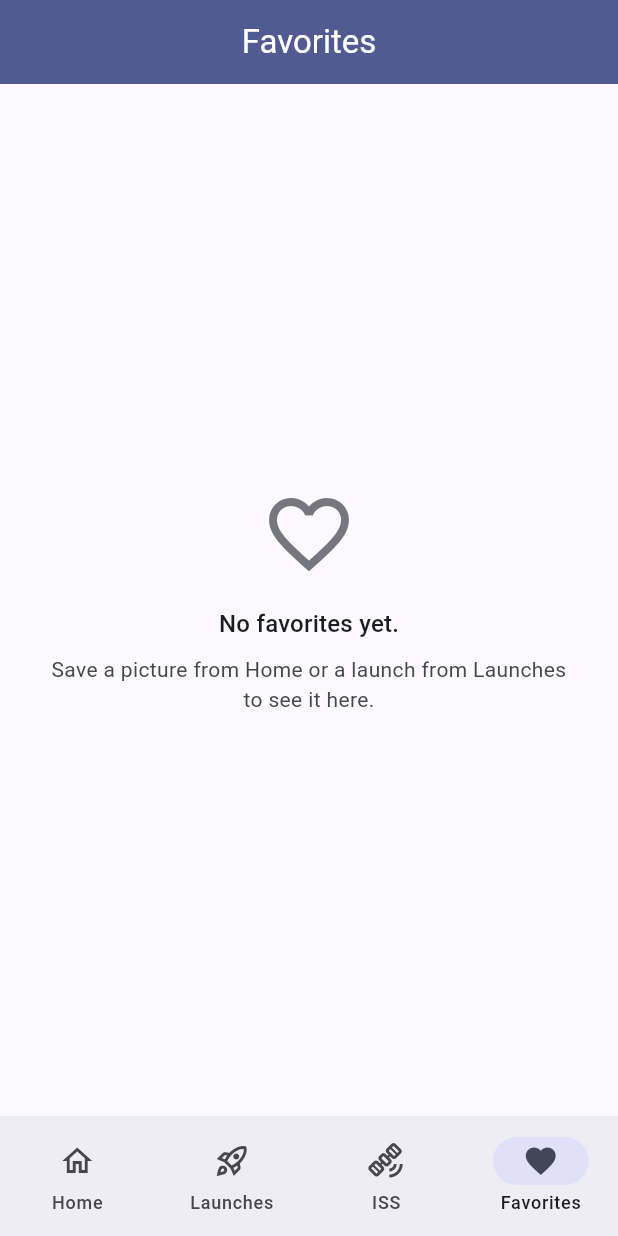
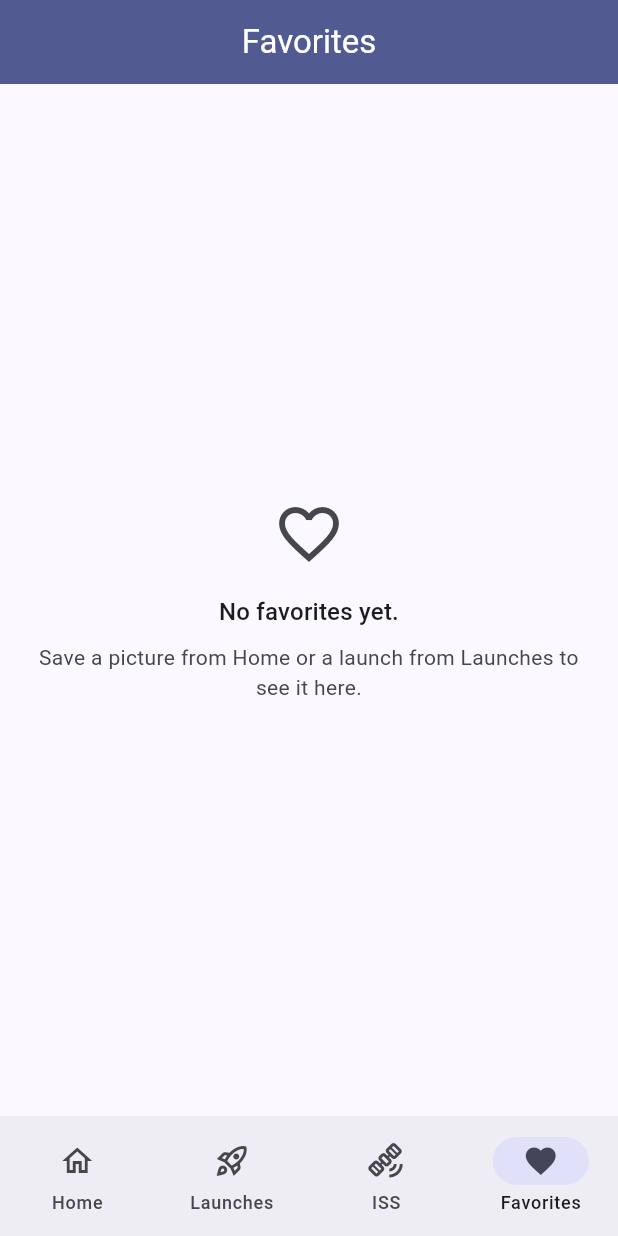
Before and after one commit to KabbalahTreeofLife/Centralian_Skywatch, a Flutter app: the screen it shows after launch, item 4 of the bottom bar chosen, on a phone screen of 412 x 824 dp. Run offline on Flutter 3.47's test engine with Material 3 defaults, Android fonts, the phone set to English and light mode, and no system bars; our stand-ins replace cached_network_image, flutter_dotenv, flutter_map, latlong2, shared_preferences; network calls fail.

Commit message:
refactor: share the loading, error and empty state widgets
The three shared state widgets already existed and were used on the
Launches and ISS screens, but Home and Favorites still carried their own
copies. This removes those copies so every screen renders the same
loading, error and empty states.

ErrorRetryView gains an optional title. Home distinguishes "You are
offline" from a generic failure, and that distinction is a requirement,
so it could not simply be dropped when adopting the shared widget. The
title renders above the message in titleMedium, matching the layout Home
had before.

Home's _LoadingState and _ErrorState and Favorites' _EmptyState are
deleted. Favorites keeps its SizedBox.shrink() while loading: it reads
local storage and exposes isLoaded rather than a LoadStatus, so a spinner
would only flash.

A new test reads the screen sources and asserts each widget is used on at
least two screens and that no screen re-declares a private state class.
That pins the requirement itself rather than trusting it to stay true.

```diff
--- a/lib/screens/favorites_screen.dart
+++ b/lib/screens/favorites_screen.dart
@@ -3,6 +3,7 @@ import 'package:provider/provider.dart';
 
 import '../models/favorite_item.dart';
 import '../providers/favorites_provider.dart';
+import '../widgets/load_state_views.dart';
 
 /// Favorites tab: saved APOD entries and launches with personal notes.
 ///
@@ -25,7 +26,15 @@ class FavoritesScreen extends StatelessWidget {
     // Favorites are read from local storage at startup, so this is only
     // visible for the first frame or two. A spinner would just flash.
     if (!provider.isLoaded) return const SizedBox.shrink();
-    if (provider.isEmpty) return const _EmptyState();
+    if (provider.isEmpty) {
+      return const EmptyStateView(
+        icon: Icons.favorite_outline,
+        title: 'No favorites yet.',
+        message:
+            'Save a picture from Home or a launch from Launches '
+            'to see it here.',
+      );
+    }
 
     return ListView.separated(
       itemCount: provider.count,
@@ -33,43 +42,6 @@ class FavoritesScreen extends StatelessWidget {
           const Divider(height: 1),
       itemBuilder: (BuildContext context, int index) =>
           _FavoriteTile(item: provider.items[index]),
-    );
-  }
-}
-
-/// Shown when nothing has been saved yet.
-class _EmptyState extends StatelessWidget {
-  const _EmptyState();
-
-  @override
-  Widget build(BuildContext context) {
-    final ThemeData theme = Theme.of(context);
-
-    return Center(
-      child: Padding(
-        padding: const EdgeInsets.all(32),
-        child: Column(
-          mainAxisSize: MainAxisSize.min,
-          children: <Widget>[
-            Icon(
-              Icons.favorite_outline,
-              size: 64,
-              color: theme.colorScheme.outline,
-            ),
-            const SizedBox(height: 16),
-            Text('No favorites yet.', style: theme.textTheme.titleMedium),
-            const SizedBox(height: 8),
-            Text(
-              'Save a picture from Home or a launch from Launches '
-              'to see it here.',
-              textAlign: TextAlign.center,
-              style: theme.textTheme.bodyMedium?.copyWith(
-                color: theme.colorScheme.onSurfaceVariant,
-              ),
-            ),
-          ],
-        ),
-      ),
     );
   }
 }
```
Also changed, not shown: lib/screens/home_screen.dart (+16 -66 lines), lib/widgets/load_state_views.dart (+15 -0 lines), 2 other files.
